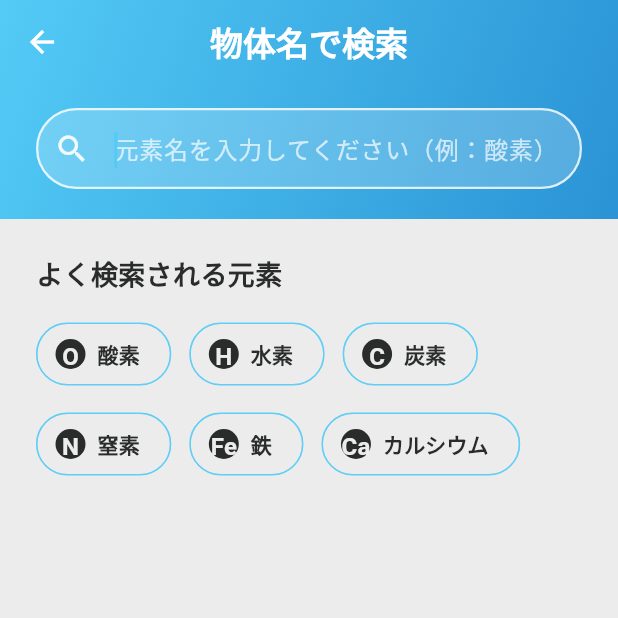
After one commit to otoka34/EGH_2025_ChemiLens, a Flutter app: the SearchScreen screen opened by its route, on a phone screen of 412 x 824 dp, the top half of it. The commit adds this screen. Run offline on Flutter 3.47's test engine with Material 3 defaults, Android fonts, the phone set to English and light mode, and no system bars; our stand-ins replace dio, flutter_svg, go_router, image_picker, webview_flutter; missing offline and left inert: ar_flutter_plugin, model_viewer_plus; project files that could hold a hidden picture were left out.

Commit message:
feat: 検索機能追加

```diff
--- a/lib/routes/app_routes.dart
+++ b/lib/routes/app_routes.dart
@@ -9,6 +9,7 @@ import '../screens/detail/detail_screen.dart';
 import '../screens/result/result_screen.dart';
 import '../screens/splash/splash_screen.dart';
 import '../screens/ar_viewer/ar_viewer_screen.dart';
+import '../screens/search/search_screen.dart';
 
 final GoRouter appRouter = GoRouter(
   initialLocation: '/splash',
@@ -93,6 +94,26 @@ final GoRouter appRouter = GoRouter(
       },
     ),
 
+    // 検索画面
+    GoRoute(
+      path: '/search',
+      pageBuilder: (context, state) {
+        return CustomTransitionPage(
+          key: state.pageKey,
+          child: const SearchScreen(),
+          transitionsBuilder: (context, animation, secondaryAnimation, child) {
+            const begin = Offset(1.0, 0.0); // 右から
+            const end = Offset.zero;
+            const curve = Curves.easeInOut;
+            var tween = Tween(begin: begin, end: end).chain(CurveTween(curve: curve));
+            return SlideTransition(
+              position: animation.drive(tween),
+              child: child,
+            );
+          },
+        );
+      },
+    ),
   ],
 
   // エラーハンドリング
--- /dev/null
+++ b/lib/screens/search/search_screen.dart
@@ -0,0 +1,350 @@
+import 'package:flutter/material.dart';
+import 'package:go_router/go_router.dart';
+import 'package:team_25_app/services/api_service.dart';
+import 'package:team_25_app/theme/app_colors.dart';
+
+// 元素情報のデータモデル（クイック検索用）
+class ElementInfo {
+  final String symbol;
+  final String name;
+  final String nameEn;
+  final int number;
+
+  ElementInfo({
+    required this.symbol,
+    required this.name,
+    required this.nameEn,
+    required this.number,
+  });
+}
+
+// 化合物情報のデータモデル（検索結果用）
+class CompoundInfo {
+  final String name;
+  final String description;
+
+  CompoundInfo({required this.name, required this.description});
+
+  factory CompoundInfo.fromJson(Map<String, dynamic> json) {
+    return CompoundInfo(
+      name: json['name'] as String? ?? '名前なし',
+      description: json['description'] as String? ?? '説明がありません',
+    );
+  }
+}
+
+class SearchScreen extends StatefulWidget {
+  const SearchScreen({super.key});
+
+  @override
+  State<SearchScreen> createState() => _SearchScreenState();
+}
+
+class _SearchScreenState extends State<SearchScreen> {
+  final TextEditingController _searchController = TextEditingController();
+  bool _isLoading = false;
+  String _searchQuery = '';
+
+  // 検索が実行されたかどうかを管理するフラグ
+  bool _hasSearched = false;
+
+  final List<ElementInfo> _quickSearchElements = [
+    ElementInfo(symbol: 'O', name: '酸素', nameEn: 'Oxygen', number: 8),
+    ElementInfo(symbol: 'H', name: '水素', nameEn: 'Hydrogen', number: 1),
+    ElementInfo(symbol: 'C', name: '炭素', nameEn: 'Carbon', number: 6),
+    ElementInfo(symbol: 'N', name: '窒素', nameEn: 'Nitrogen', number: 7),
+    ElementInfo(symbol: 'Fe', name: '鉄', nameEn: 'Iron', number: 26),
+    ElementInfo(symbol: 'Ca', name: 'カルシウム', nameEn: 'Calcium', number: 20),
+  ];
+
+  List<CompoundInfo> _searchResults = [];
+
+  @override
+  void initState() {
+    super.initState();
+    _searchController.addListener(() {
+      final newQuery = _searchController.text;
+      // クエリが空になったら、検索結果もクリアする
+      if (newQuery.isEmpty && _searchQuery.isNotEmpty) {
+        setState(() {
+          _searchResults = [];
+          _hasSearched = false; // 検索状態をリセット
+          _isLoading = false;
+        });
+      }
+      setState(() {
+        _searchQuery = newQuery;
+      });
+    });
+  }
+
+  @override
+  void dispose() {
+    _searchController.dispose();
+    super.dispose();
+  }
+
+  Future<void> _performSearch(String query) async {
+    FocusScope.of(context).unfocus();
+
+    if (query.trim().isEmpty) {
+      setState(() {
+        _searchResults = [];
+        _hasSearched = false;
+      });
+      return;
+    }
+
+    setState(() {
+      _isLoading = true;
+      _hasSearched = true; // 検索が実行されたことを記録
+      _searchResults = [];
+    });
+
+    try {
+      final results = await ApiService.searchCompoundsByQuery(query);
+      if (!mounted) return;
+      setState(() {
+        _searchResults = results;
+      });
+    } catch (e) {
+      if (!mounted) return;
+
+      final errorMessage = e.toString();
+      // "Invalid element" が含まれるエラーは、UI上で「見つかりませんでした」と表示されるので、SnackBarは出さない
+      if (errorMessage.contains('Invalid element')) {
+        // 何もしない
+        return;
+      }
+
+      // それ以外の予期せぬエラー（ネットワークエラーなど）はSnackBarで表示する
+      ScaffoldMessenger.of(context).showSnackBar(
+        SnackBar(
+          content: Text(errorMessage.replaceFirst('Exception: ', '')),
+          backgroundColor: Colors.redAccent,
+        ),
+      );
+    } finally {
+      if (mounted) {
+        setState(() {
+          _isLoading = false;
+        });
+      }
+    }
+  }
+
+  @override
+  Widget build(BuildContext context) {
+    return Scaffold(
+      backgroundColor: AppColors.background,
+      appBar: AppBar(
+        backgroundColor: Colors.transparent,
+        elevation: 0,
+        title: const Text('物体名で検索', style: TextStyle(color: Colors.white, fontWeight: FontWeight.bold)),
+        iconTheme: const IconThemeData(color: Colors.white),
+        leading: IconButton(
+          icon: const Icon(Icons.arrow_back),
+          onPressed: () => context.go('/'), // ホームに戻る
+          ),
+        flexibleSpace: Container(
+          decoration: BoxDecoration(
+            gradient: LinearGradient(
+              colors: [AppColors.primary, const Color(0xFF2A93D5)],
+              begin: Alignment.topLeft,
+              end: Alignment.bottomRight,
+            ),
+          ),
+        ),
+        bottom: PreferredSize(
+          preferredSize: const Size.fromHeight(90.0),
+          child: Padding(
+            padding: const EdgeInsets.fromLTRB(24.0, 8.0, 24.0, 20.0),
+            child: _buildSearchBar(),
+          ),
+        ),
+      ),
+      body: _buildBody(),
+    );
+  }
+
+// 検索バーのウィジェット
+  Widget _buildSearchBar() {
+    return TextField(
+      controller: _searchController,
+      autofocus: true,
+      style: const TextStyle(color: Colors.white, fontSize: 16),
+      textInputAction: TextInputAction.search, // キーボードのアクションボタンを「検索」に
+      decoration: InputDecoration(
+        hintText: '元素名を入力してください（例：酸素）',
+        hintStyle: TextStyle(color: Colors.white.withOpacity(0.7)),
+        prefixIcon: Icon(Icons.search, color: Colors.white.withOpacity(0.9)),
+        suffixIcon: _searchQuery.isNotEmpty
+            ? IconButton(
+                icon: Icon(Icons.clear, color: Colors.white.withOpacity(0.9)),
+                onPressed: () {
+                  _searchController.clear();
+                },
+              )
+            : null,
+        filled: true,
+        fillColor: Colors.white.withOpacity(0.2),
+        contentPadding: const EdgeInsets.symmetric(vertical: 15.0),
+        border: OutlineInputBorder(
+          borderRadius: BorderRadius.circular(30.0),
+          borderSide: BorderSide.none,
+        ),
+        focusedBorder: OutlineInputBorder(
+          borderRadius: BorderRadius.circular(30.0),
+          borderSide: BorderSide(color: Colors.white.withOpacity(0.8), width: 1.5),
+        ),
+      ),
+      onSubmitted: _performSearch, // エンターキーで検索を実行
+    );
+  }
+
+  Widget _buildBody() {
+    if (_isLoading) {
+      return const Center(child: CircularProgressIndicator());
+    }
+
+    // 検索が実行されて、かつ結果が0件の場合のみ「見つかりませんでした」を表示
+    if (_hasSearched && _searchResults.isEmpty) {
+      return _buildNoResults();
+    }
+
+    // 検索結果があれば表示
+    if (_searchResults.isNotEmpty) {
+      return _buildResultsList();
+    }
+
+    // 上記以外（初期状態や、検索前）はクイック検索を表示
+    return _buildQuickSearch();
+  }
+
+  Widget _buildQuickSearch() {
+    return SingleChildScrollView(
+      padding: const EdgeInsets.all(24.0),
+      child: Column(
+        crossAxisAlignment: CrossAxisAlignment.start,
+        children: [
+          const Text(
+            'よく検索される元素',
+            style: TextStyle(
+              fontSize: 18,
+              fontWeight: FontWeight.bold,
+              color: AppColors.textPrimary,
+            ),
+          ),
+          const SizedBox(height: 16),
+          Wrap(
+            spacing: 12.0,
+            runSpacing: 12.0,
+            children: _quickSearchElements.map((element) {
+              return ActionChip(
+                onPressed: () {
+                  _searchController.text = element.name;
+                  _performSearch(element.name);
+                },
+                avatar: CircleAvatar(
+                  backgroundColor: AppColors.primaryDark,
+                  child: Text(
+                    element.symbol,
+                    style: const TextStyle(
+                      color: AppColors.surface,
+                      fontWeight: FontWeight.bold,
+                    ),
+                  ),
+                ),
+                label: Text(
+                  element.name,
+                  style: const TextStyle(
+                    color: AppColors.textPrimary,
+                    fontWeight: FontWeight.w600,
+                  ),
+                ),
+                backgroundColor: AppColors.surface,
+                shape: StadiumBorder(
+                  side: BorderSide(color: AppColors.primary.withOpacity(0.7)),
+                ),
+                padding: const EdgeInsets.symmetric(horizontal: 12, vertical: 10),
+              );
+            }).toList(),
+          ),
+        ],
+      ),
+    );
+  }
+
+// 検索結果が1件以上ある場合に表示するウィジェット
+  Widget _buildResultsList() {
+    return ListView.separated(
+      padding: const EdgeInsets.symmetric(horizontal: 30.0, vertical: 8.0),
+      itemCount: _searchResults.length,
+      separatorBuilder: (context, index) => Divider(
+        color: AppColors.primary.withOpacity(0.3),
+        height: 1,
+      ),
+      itemBuilder: (context, index) {
+        final compound = _searchResults[index];
+        return Padding(
+          padding: const EdgeInsets.symmetric(vertical: 16.0),
+          child: Column(
+            crossAxisAlignment: CrossAxisAlignment.start,
+            children: [
+              Text(
+                compound.name,
+                style: const TextStyle(
+                  fontSize: 17,
+                  fontWeight: FontWeight.w600,
+                  color: AppColors.textPrimary,
+                ),
+              ),
+              const SizedBox(height: 8),
+              Text(
+                compound.description,
+                style: TextStyle(
+                  fontSize: 14,
+                  color: AppColors.textPrimary.withOpacity(0.8),
+                  height: 1.5,
+                ),
+              ),
+            ],
+          ),
+        );
+      },
+    );
+  }
+
+// 検索結果が0件の場合に表示するウィジェット
+  Widget _buildNoResults() {
+    return Center(
+      child: Column(
+        mainAxisAlignment: MainAxisAlignment.center,
+        children: [
+          Icon(
+            Icons.search_off,
+            size: 80,
+            color: AppColors.textSecondary.withOpacity(0.5),
+          ),
+          const SizedBox(height: 20),
+          const Text(
+            '見つかりませんでした',
+            style: TextStyle(
+              fontSize: 22,
+              fontWeight: FontWeight.bold,
+            ),
+          ),
+          const SizedBox(height: 8),
+          Text(
+            '元素名を確認してもう一度検索してください。',
+            style: TextStyle(
+              fontSize: 16,
+              color: AppColors.textPrimary.withOpacity(0.7),
+            ),
+            textAlign: TextAlign.center,
+          ),
+        ],
+      ),
+    );
+  }
+}
```
Also changed, not shown: lib/screens/collection/history_screen.dart (+8 -0 lines), lib/services/api_service.dart (+28 -2 lines), assets/images/app_icon.svg.
